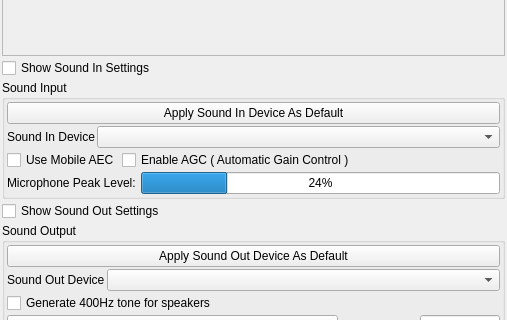
This is nolimitgui/src/Forms/AppletSoundSettings.ui in nolimitconnect/NoLimitConnect as Qt 5 draws it before an edit; both pictures show x 0 to 507 and y 187 to 507 of the 507 by 682 pixel window. The edited form follows.
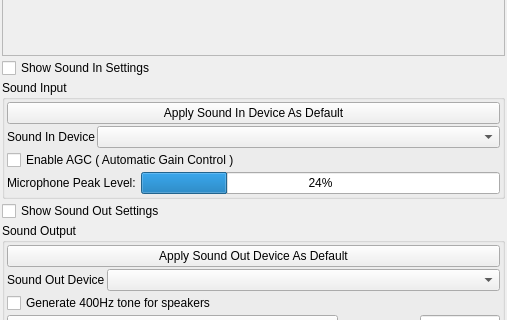
This is the edited form. Custom widgets are drawn as their Qt base class.

Commit message: Do not allow users to change mobile echo cancel mode

```diff
--- a/nolimitgui/src/Forms/AppletSoundSettings.ui
+++ b/nolimitgui/src/Forms/AppletSoundSettings.ui
@@ -199,13 +199,6 @@
       </item>
       <item>
        <layout class="QHBoxLayout" name="horizontalLayout_10">
-        <item>
-         <widget class="QCheckBox" name="m_UseMobileAecCheckBox">
-          <property name="text">
-           <string>Use Mobile AEC</string>
-          </property>
-         </widget>
-        </item>
         <item>
          <widget class="QCheckBox" name="m_AgcCheckBox">
           <property name="sizePolicy">
```
The commit also changes 11 other files.
